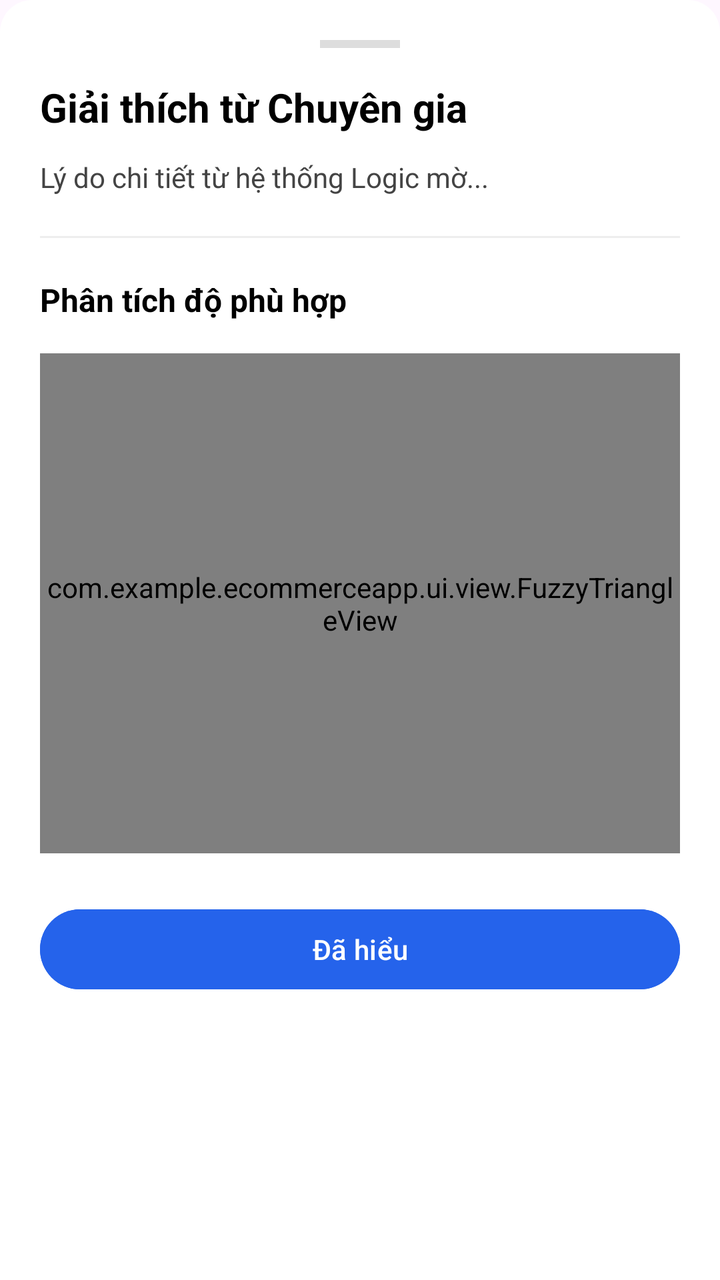
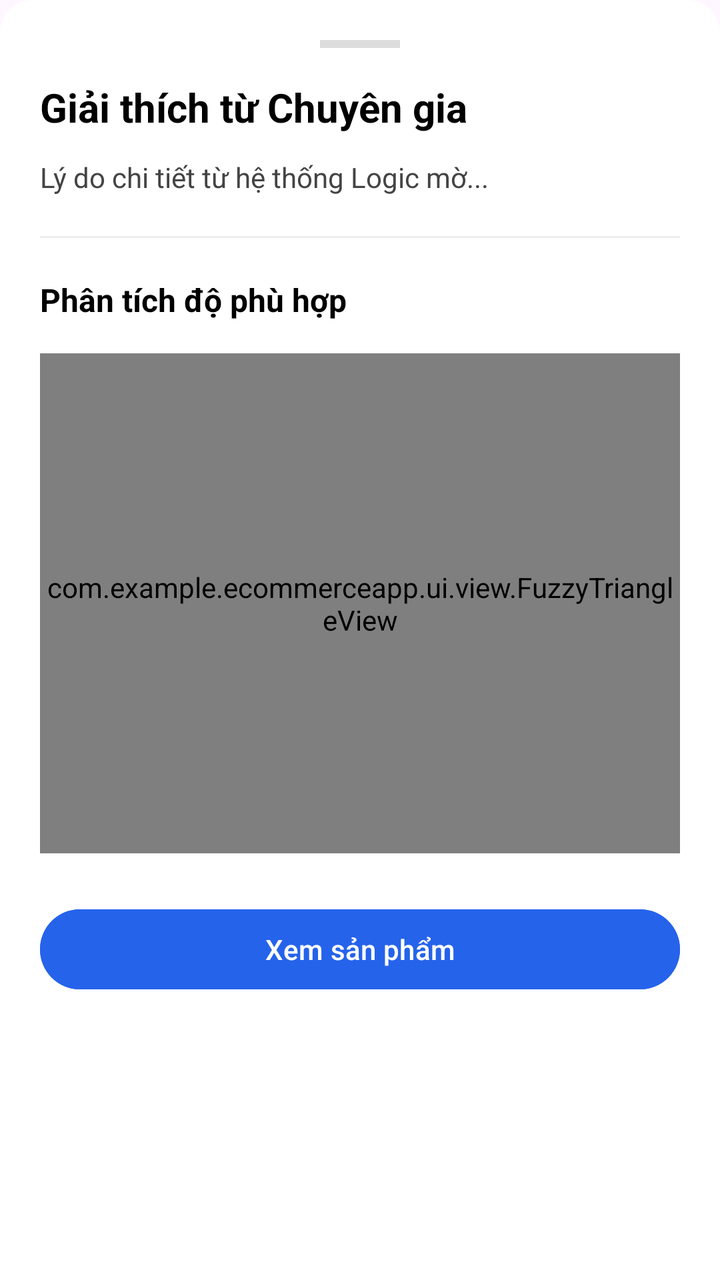

Screens rendered from an Android XML layout before and after an edit, with the pre-edit source and the edit as a unified diff.
<!-- AndroidManifest.xml: application theme Theme.EcommerceApp -->
<!-- res/layout/layout_fuzzy_explanation_bottom_sheet.xml -->
<?xml version="1.0" encoding="utf-8"?>
<LinearLayout xmlns:android="http://schemas.android.com/apk/res/android"
    xmlns:app="http://schemas.android.com/apk/res-auto"
    android:layout_width="match_parent"
    android:layout_height="wrap_content"
    android:background="@drawable/bg_bottom_sheet"
    android:orientation="vertical"
    android:padding="20dp">

    <View
        android:layout_width="40dp"
        android:layout_height="4dp"
        android:layout_gravity="center_horizontal"
        android:layout_marginBottom="16dp"
        android:background="#DDDDDD" />

    <TextView
        android:layout_width="wrap_content"
        android:layout_height="wrap_content"
        android:text="Giải thích từ Chuyên gia"
        android:textColor="@color/black"
        android:textSize="20sp"
        android:textStyle="bold" />

    <TextView
        android:id="@+id/tvFullReason"
        android:layout_width="match_parent"
        android:layout_height="wrap_content"
        android:layout_marginTop="12dp"
        android:text="Lý do chi tiết từ hệ thống Logic mờ..."
        android:textColor="#444444"
        android:textSize="14sp"
        android:lineSpacingExtra="4dp" />

    <View
        android:layout_width="match_parent"
        android:layout_height="1dp"
        android:layout_marginTop="20dp"
        android:layout_marginBottom="20dp"
        android:background="#EEEEEE" />

    <TextView
        android:layout_width="wrap_content"
        android:layout_height="wrap_content"
        android:text="Phân tích độ phù hợp"
        android:textColor="@color/black"
        android:textSize="16sp"
        android:textStyle="bold" />

    
    <com.example.ecommerceapp.ui.view.FuzzyTriangleView
        android:id="@+id/fuzzyTriangleView"
        android:layout_width="match_parent"
        android:layout_height="250dp"
        android:layout_marginTop="16dp" />

    <Button
        android:id="@+id/btnClose"
        android:layout_width="match_parent"
        android:layout_height="wrap_content"
        android:layout_marginTop="24dp"
        android:backgroundTint="@color/primary_blue"
        android:text="Đã hiểu"
        android:textAllCaps="false"
        android:textColor="@color/white" />

</LinearLayout>
<!-- resources referenced by this layout -->
<resources>
  <color name="black">#FF000000</color>
  <color name="primary_blue">#2563EB</color>
  <color name="white">#FFFFFFFF</color>
  <!-- drawable bg_bottom_sheet (drawable) -->
  <?xml version="1.0" encoding="utf-8"?>
  <shape xmlns:android="http://schemas.android.com/apk/res/android">
      <solid android:color="@color/white" />
      <corners
          android:topLeftRadius="16dp"
          android:topRightRadius="16dp" />
  </shape>
  <style name="Theme.EcommerceApp" parent="Base.Theme.EcommerceApp" />
  <style name="Base.Theme.EcommerceApp" parent="Theme.Material3.DayNight.NoActionBar">
          
          <item name="colorPrimary">@color/primary_blue</item>
          <item name="colorSecondary">@color/primary_blue</item>
          
          
          <item name="materialButtonStyle">@style/Widget.Material3.Button</item>
          <item name="android:windowAnimationStyle">@style/WindowAnimation</item>
      </style>
  <style name="WindowAnimation">
          <item name="android:activityOpenEnterAnimation">@anim/slide_in_right</item>
          <item name="android:activityOpenExitAnimation">@anim/slide_out_left</item>
          <item name="android:activityCloseEnterAnimation">@anim/slide_in_left</item>
          <item name="android:activityCloseExitAnimation">@anim/slide_out_right</item>
      </style>
</resources>

<!-- the commit's change to res/layout/layout_fuzzy_explanation_bottom_sheet.xml (unified diff, before → after) -->
@@ -60,7 +60,7 @@
         android:layout_height="wrap_content"
         android:layout_marginTop="24dp"
         android:backgroundTint="@color/primary_blue"
-        android:text="Đã hiểu"
+        android:text="Xem sản phẩm"
         android:textAllCaps="false"
         android:textColor="@color/white" />
 
